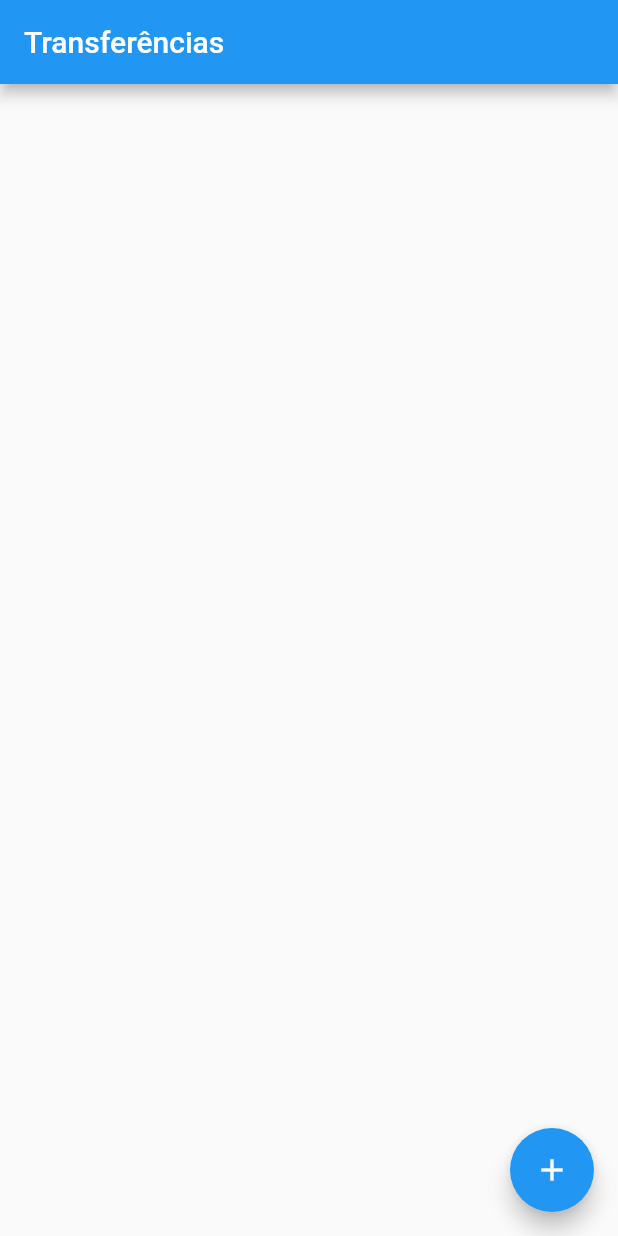
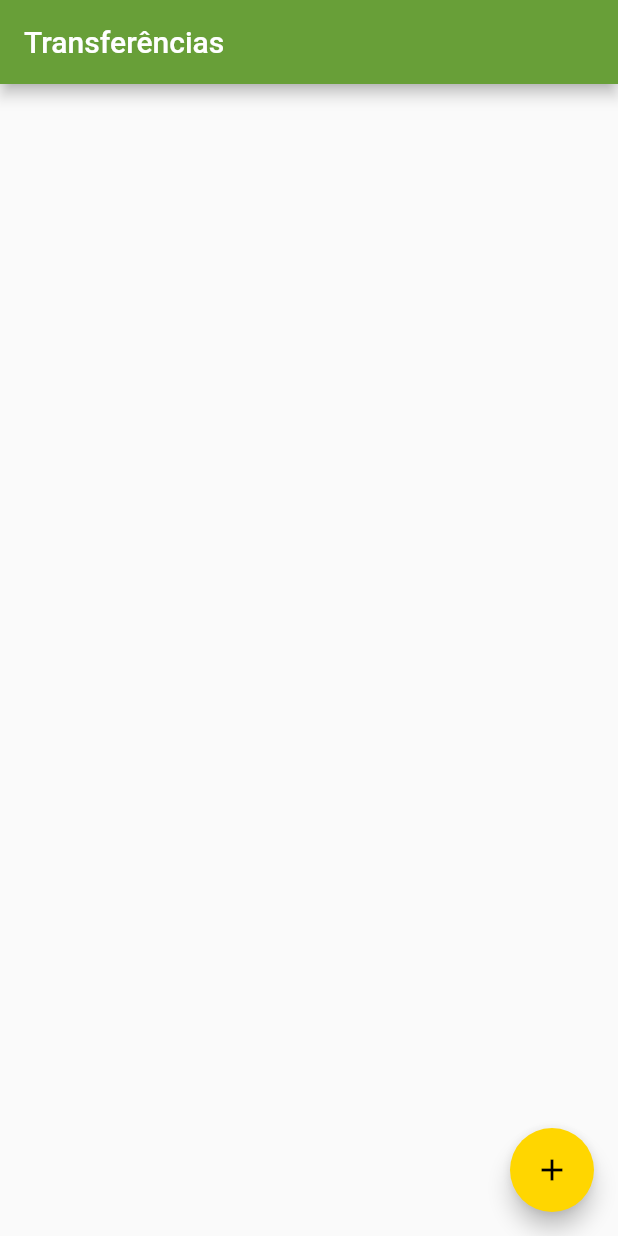
Before and after one commit to WalterGabriel/Learning_Dart.Flutter, a Flutter app: the screen it shows after launch, on a phone screen of 412 x 824 dp. Run offline on Flutter 3.47's test engine with Material 2 defaults, Android fonts, the phone set to English and light mode, and no system bars.

Commit message:
Adicionando Cores

```diff
--- a/Flutter/bank/lib/main.dart
+++ b/Flutter/bank/lib/main.dart
@@ -31,9 +31,15 @@ class BytebankApp extends StatelessWidget {
   @override
   Widget build(BuildContext context) {
     return MaterialApp(
-      home: Scaffold(
-        body: ListaTransferencia(),
+      theme: ThemeData(
+        primaryColor: Colors.lightGreen[700],
+        accentColor: Colors.yellowAccent[700],
+        buttonTheme: ButtonThemeData(
+          buttonColor: Colors.lightGreenAccent[700],
+          textTheme: ButtonTextTheme.primary
+        ),
       ),
+      home: ListaTransferencia(),
     );
   }
 }
```
